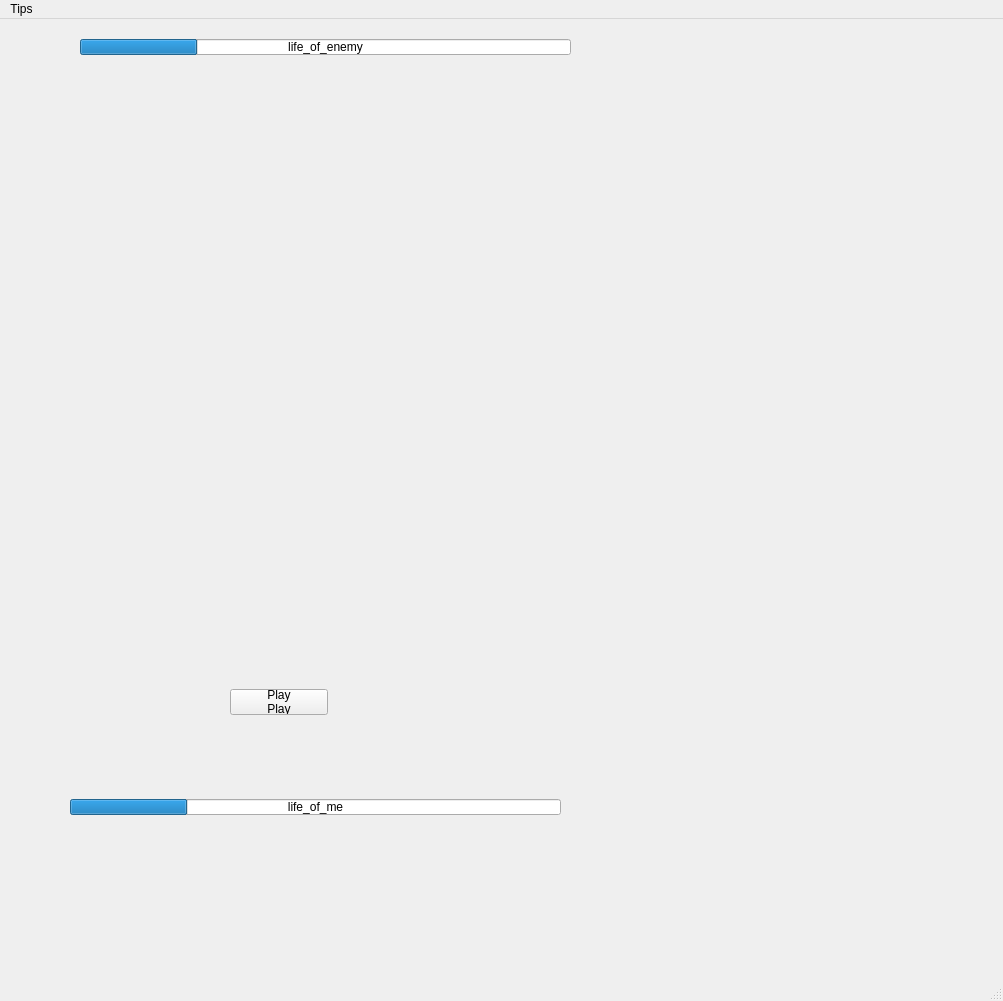
Before: the Qt Designer form mw1.ui in Qqr2018202110/Game_of_LHQ, drawn with Qt 5.
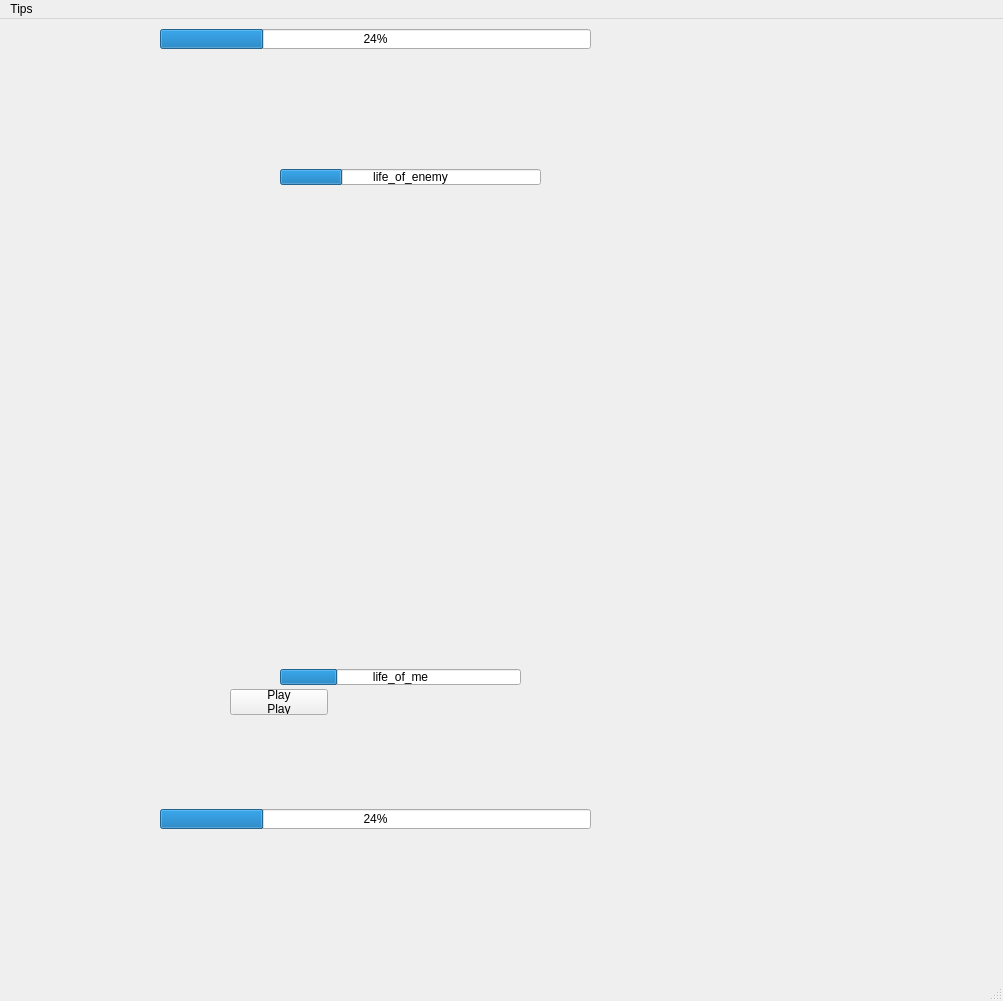
After: the same form once the commit is applied.

Diff of the .ui file:
```diff
--- a/mw1.ui
+++ b/mw1.ui
@@ -17,9 +17,9 @@
    <widget class="QProgressBar" name="bar_of_qi_1">
     <property name="geometry">
      <rect>
-      <x>70</x>
-      <y>780</y>
-      <width>491</width>
+      <x>280</x>
+      <y>650</y>
+      <width>241</width>
       <height>16</height>
      </rect>
     </property>
@@ -36,9 +36,9 @@
    <widget class="QProgressBar" name="bar_of_qi_2">
     <property name="geometry">
      <rect>
-      <x>80</x>
-      <y>20</y>
-      <width>491</width>
+      <x>280</x>
+      <y>150</y>
+      <width>261</width>
       <height>16</height>
      </rect>
     </property>
@@ -79,6 +79,32 @@
 Play</string>
     </property>
    </widget>
+   <widget class="QProgressBar" name="qi_me">
+    <property name="geometry">
+     <rect>
+      <x>160</x>
+      <y>790</y>
+      <width>431</width>
+      <height>20</height>
+     </rect>
+    </property>
+    <property name="value">
+     <number>24</number>
+    </property>
+   </widget>
+   <widget class="QProgressBar" name="qi_enemy">
+    <property name="geometry">
+     <rect>
+      <x>160</x>
+      <y>10</y>
+      <width>431</width>
+      <height>20</height>
+     </rect>
+    </property>
+    <property name="value">
+     <number>24</number>
+    </property>
+   </widget>
   </widget>
   <widget class="QMenuBar" name="menubar">
    <property name="geometry">
```
Left out of the diff: 4 changed lines with no effect on the pictures.
